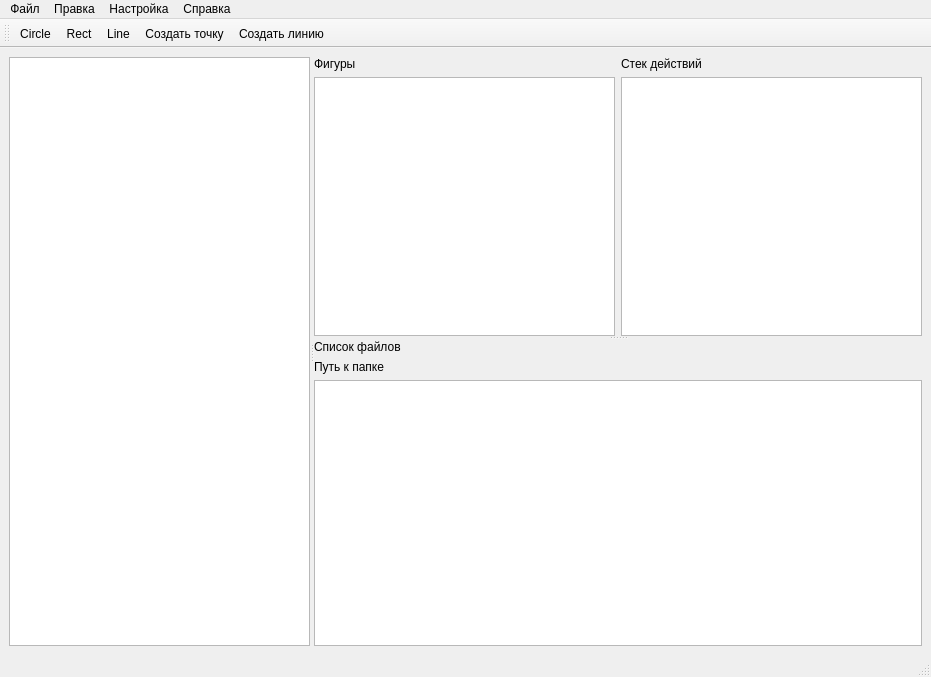
First picture: the form in src/qlabelme/widgets/main_window.ui, repository mariekarelina/QLabelMe, before the edit.
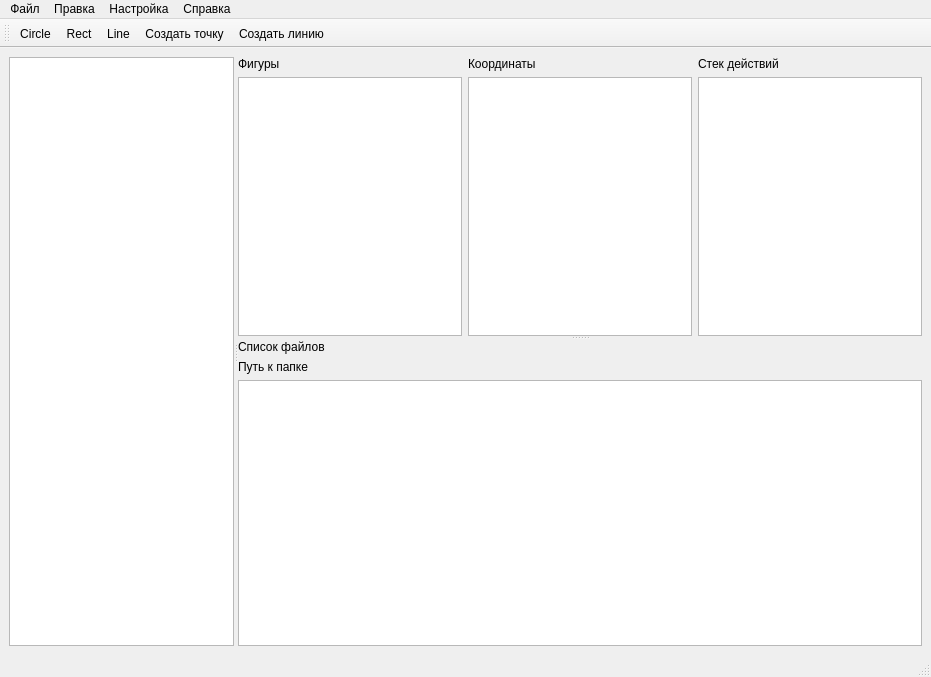
Second picture: the form after the edit. Icons and pictures are not drawn. Custom widgets are drawn as their Qt base class.

Commit message: Контур и координаты фигур

What changed in the file:
```diff
--- a/src/qlabelme/widgets/main_window.ui
+++ b/src/qlabelme/widgets/main_window.ui
@@ -76,7 +76,10 @@
        </property>
        <widget class="QWidget" name="layoutWidget1">
         <layout class="QGridLayout" name="gridLayout">
-         <item row="0" column="1">
+         <item row="1" column="2">
+          <widget class="QUndoView" name="undoView"/>
+         </item>
+         <item row="0" column="2">
           <widget class="QLabel" name="label_4">
            <property name="text">
             <string>Стек действий</string>
@@ -107,7 +110,14 @@
           </widget>
          </item>
          <item row="1" column="1">
-          <widget class="QUndoView" name="undoView"/>
+          <widget class="QListWidget" name="coordinateList"/>
+         </item>
+         <item row="0" column="1">
+          <widget class="QLabel" name="label">
+           <property name="text">
+            <string>Координаты</string>
+           </property>
+          </widget>
          </item>
         </layout>
        </widget>
```
Left out of the diff: 29 changed lines with no effect on the pictures. The commit also changes 9 other files.
